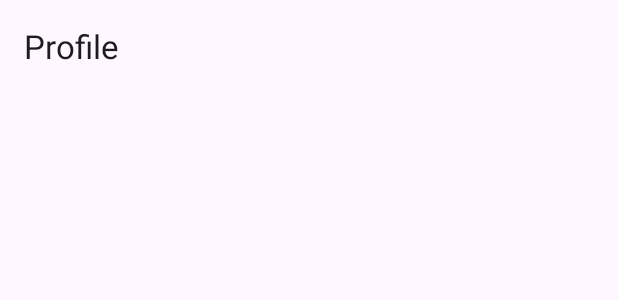
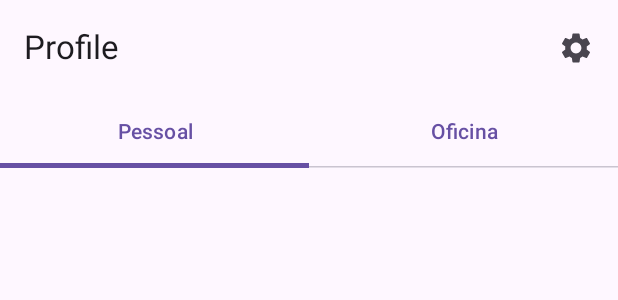
Before and after one commit to pmalaquias/jc_auto_mechanics, an Android app built with Jetpack Compose: the @Preview function ProfileScreenPreview, on a phone screen of 412 x 824 dp. Shown: the top 300 px of the screen. Run offline under Robolectric (Android 15) with nearby library versions, the phone set to English and light mode, and no system bars; 1 statement that could not run was skipped.

Commit message:
feat: Refactor HomePege.kt and ProfileScreen.kt
Refactor HomePege.kt and ProfileScreen.kt to improve code readability and remove unnecessary code. The changes include removing unused imports, formatting code, and optimizing imports. This will enhance the maintainability and performance of the application.

```diff
--- a/app/src/main/java/com/pmalaquias/jcautomechanics/ui/pages/home/HomePege.kt
+++ b/app/src/main/java/com/pmalaquias/jcautomechanics/ui/pages/home/HomePege.kt
@@ -57,7 +57,6 @@ data class TabBarItem(
 fun HomePage(
     modifier: Modifier = Modifier
 ) {
-
     val navController = rememberNavController()
 
     // setting up the individual tabs
--- a/app/src/main/java/com/pmalaquias/jcautomechanics/ui/pages/home/screens/ProfileScreen.kt
+++ b/app/src/main/java/com/pmalaquias/jcautomechanics/ui/pages/home/screens/ProfileScreen.kt
@@ -3,37 +3,117 @@ package com.pmalaquias.jcautomechanics.ui.pages.home.screens
 import androidx.compose.foundation.layout.Column
 import androidx.compose.foundation.layout.fillMaxSize
 import androidx.compose.foundation.layout.padding
+import androidx.compose.foundation.pager.HorizontalPager
+import androidx.compose.foundation.pager.rememberPagerState
+import androidx.compose.foundation.rememberScrollState
+import androidx.compose.material.icons.Icons
+import androidx.compose.material.icons.filled.Settings
+import androidx.compose.material3.ExperimentalMaterial3Api
+import androidx.compose.material3.Icon
+import androidx.compose.material3.IconButton
 import androidx.compose.material3.Scaffold
+import androidx.compose.material3.Tab
+import androidx.compose.material3.TabRow
+import androidx.compose.material3.Text
+import androidx.compose.material3.TopAppBar
 import androidx.compose.runtime.Composable
+import androidx.compose.runtime.LaunchedEffect
+import androidx.compose.runtime.getValue
+import androidx.compose.runtime.mutableStateOf
+import androidx.compose.runtime.remember
+import androidx.compose.runtime.rememberCoroutineScope
+import androidx.compose.runtime.setValue
+import androidx.compose.ui.Alignment
 import androidx.compose.ui.Modifier
+import androidx.compose.ui.res.stringResource
 import androidx.compose.ui.tooling.preview.Preview
 import com.pmalaquias.jcautomechanics.R
-import com.pmalaquias.jcautomechanics.ui.pages.home.components.AppBar
+import com.pmalaquias.jcautomechanics.ui.pages.home.components.PersonContent
+import com.pmalaquias.jcautomechanics.ui.pages.home.components.WorkshopContent
 import com.pmalaquias.jcautomechanics.ui.theme.JCAutoMechanicsTheme
+import kotlinx.coroutines.launch
 
 /**
  * A composable function that defines the layout and behavior of the Profile screen within the application.
  * This screen utilizes a [Scaffold] layout to provide a consistent structure, including a top app bar
- * and a content area. The top app bar is created using the [AppBar] composable function, which is passed
+ * and a content area. The top app bar is created using the [TopAppBar] composable function, which is passed
  * the title resource ID [R.string.title_profile]. The content area is defined by a [Column] layout, which
  * can be populated with additional components as needed.
  *
  * @param modifier A [Modifier] applied to the [Column] layout, allowing for customization of its size, padding, etc.
  *                 By default, it fills the maximum available size and applies padding defined by the [Scaffold].
  */
+@OptIn(ExperimentalMaterial3Api::class)
 @Composable
 fun ProfileScreen(
-    modifier: Modifier = Modifier
+    modifier: Modifier = Modifier,
 ) {
+    var expanded by remember { mutableStateOf(false) }
+    val scrollState = rememberScrollState()
+
     Scaffold(
-        topBar = { AppBar(title = R.string.title_profile)}
-    )
-    { innerPadding ->
+        topBar = {
+            TopAppBar(title = { Text(stringResource(R.string.title_profile)) },
+                actions = {
+                    IconButton(onClick = {
+                        expanded = !expanded
+                    }) {
+                        Icon(
+                            imageVector = Icons.Filled.Settings,
+                            contentDescription = "Settings"
+                        )
+                    }
+                })
+
+        },
+    ) { innerPadding ->
+
+        LaunchedEffect(expanded) {
+            if (expanded) {
+                // Scroll to show the bottom menu items.
+                scrollState.scrollTo(scrollState.maxValue)
+            }
+        }
+
+        val tabItem = listOf("Pessoal","Oficina" )
+
+        val pagerState = rememberPagerState { tabItem.size }
+        val coroutineScope = rememberCoroutineScope()
+
         Column(
             modifier = modifier
-                .fillMaxSize()
                 .padding(innerPadding)
-        ) {}
+                .fillMaxSize(),
+            horizontalAlignment = Alignment.CenterHorizontally
+        ) {
+
+            TabRow(
+                selectedTabIndex = pagerState.currentPage,
+            ) {
+                tabItem.forEachIndexed { index, title ->
+                    Tab(
+                        text = { Text(title) },
+                        selected = pagerState.currentPage == index,
+                        onClick = {
+                            coroutineScope.launch {
+                                pagerState.animateScrollToPage(index)
+                            }
+                        }
+                    )
+                }
+            }
+
+            HorizontalPager(
+                state = pagerState,
+                modifier = Modifier
+            ) { page ->
+                when (page) {
+                    0 -> PersonContent()
+                    1 -> WorkshopContent()
+                }
+            }
+
+        }
     }
 }
 
```
